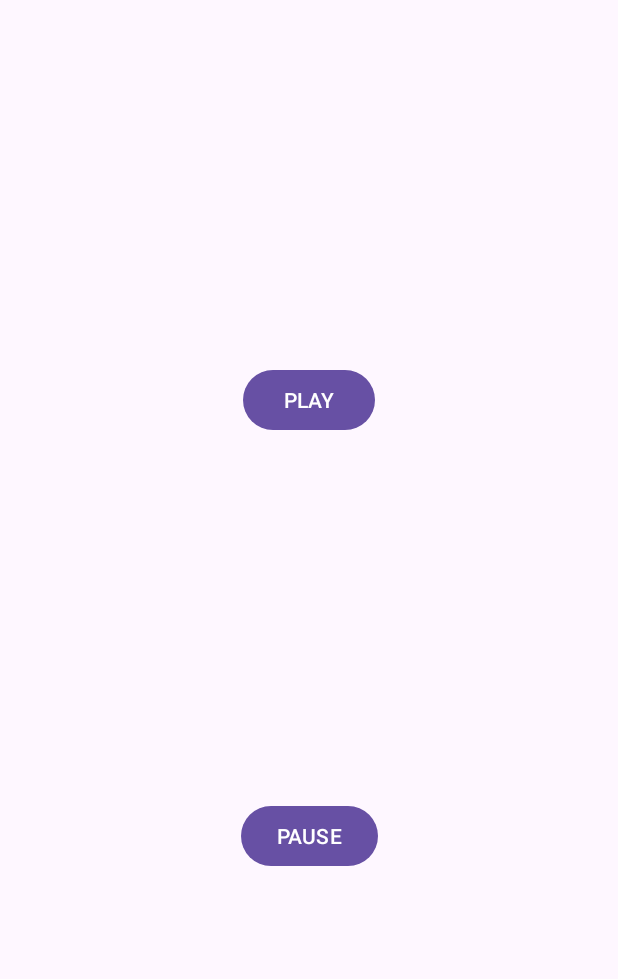
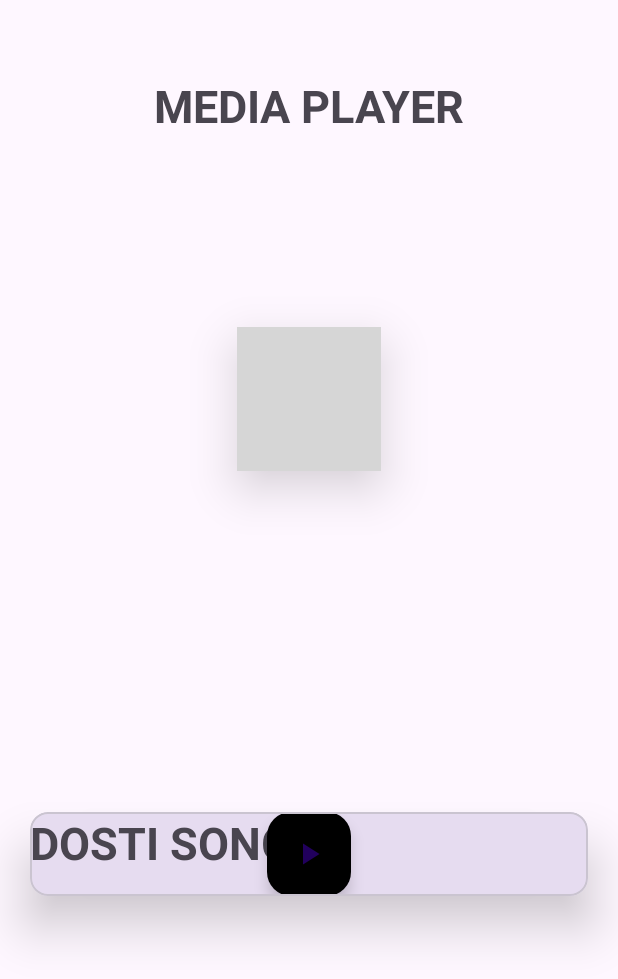
Before and after one commit to AdesharaBrijesh/MAD_Practical-6_21012021001, an Android app: the screen it shows after launch (MainActivity), on a phone screen of 412 x 824 dp. Shown: the top 979 px of the screen. Run offline under Robolectric (Android 15) with nearby library versions, the phone set to English and light mode, and no system bars; 4 statements that could not run were skipped; grey boxes are pictures that could not be loaded.

Commit message:
initial comit

```diff
--- /dev/null
+++ b/app/src/main/res/drawable/baseline_play_arrow_24.xml
@@ -0,0 +1,5 @@
+<vector android:height="24dp" android:tint="#000000"
+    android:viewportHeight="24" android:viewportWidth="24"
+    android:width="24dp" xmlns:android="http://schemas.android.com/apk/res/android">
+    <path android:fillColor="@android:color/white" android:pathData="M8,5v14l11,-7z"/>
+</vector>
--- a/app/src/main/res/layout/activity_main.xml
+++ b/app/src/main/res/layout/activity_main.xml
@@ -6,26 +6,74 @@
     android:layout_height="match_parent"
     tools:context=".MainActivity">
 
-
-    <Button
-        android:id="@+id/playbtn"
+    <TextView
+        android:id="@+id/header_title"
         android:layout_width="wrap_content"
         android:layout_height="wrap_content"
-        android:text="PLAY"
-        app:layout_constraintBottom_toTopOf="@+id/stopbtn"
+        android:text="MEDIA PLAYER"
+        android:textSize="30sp"
+        android:textStyle="bold"
+        android:layout_marginTop="50dp"
         app:layout_constraintEnd_toEndOf="parent"
-        app:layout_constraintHorizontal_bias="0.5"
         app:layout_constraintStart_toStartOf="parent"
-        app:layout_constraintTop_toTopOf="parent" />
+        app:layout_constraintTop_toTopOf="parent"></TextView>
 
-    <Button
-        android:id="@+id/stopbtn"
+    <com.google.android.material.card.MaterialCardView
+        android:id="@+id/materialCardView"
         android:layout_width="wrap_content"
         android:layout_height="wrap_content"
-        android:text="PAUSE"
+        android:layout_marginHorizontal="20dp"
+        android:layout_marginTop="127dp"
+        android:padding="20dp"
+        app:cardElevation="20dp"
+        app:layout_constraintEnd_toEndOf="parent"
+        app:layout_constraintStart_toStartOf="parent"
+        app:layout_constraintTop_toBottomOf="@+id/header_title">
+
+        <ImageView
+            android:id="@+id/imageView"
+            android:layout_width="match_parent"
+            android:layout_height="match_parent"
+            app:layout_constraintEnd_toEndOf="parent"
+            app:layout_constraintHorizontal_bias="0.0"
+            app:layout_constraintStart_toStartOf="parent"
+            app:layout_constraintTop_toTopOf="parent"
+            app:srcCompat="@drawable/media" />
+
+    </com.google.android.material.card.MaterialCardView>
+
+    <com.google.android.material.card.MaterialCardView
+        android:id="@+id/materialCardView2"
+        android:layout_width="match_parent"
+        android:layout_height="wrap_content"
+        android:layout_marginHorizontal="20dp"
+        android:padding="20dp"
+        app:cardElevation="20dp"
         app:layout_constraintBottom_toBottomOf="parent"
         app:layout_constraintEnd_toEndOf="parent"
-        app:layout_constraintHorizontal_bias="0.5"
         app:layout_constraintStart_toStartOf="parent"
-        app:layout_constraintTop_toBottomOf="@+id/playbtn" />
+        app:layout_constraintTop_toBottomOf="@+id/materialCardView">
+
+        <TextView
+            android:id="@+id/Music_title"
+            android:layout_width="match_parent"
+            android:layout_height="wrap_content"
+            android:text="DOSTI SONG"
+            android:textSize="30sp"
+            android:textStyle="bold"
+            app:layout_constraintEnd_toEndOf="parent"
+            app:layout_constraintStart_toStartOf="parent"></TextView>
+
+        <com.google.android.material.floatingactionbutton.FloatingActionButton
+            android:id="@+id/playbtn"
+            android:layout_width="wrap_content"
+            android:layout_height="wrap_content"
+            app:fabSize="normal"
+            android:layout_gravity="center"
+            android:backgroundTint="@color/black"
+            app:borderWidth="0dp"
+            android:tint="@color/white"
+            app:srcCompat = "@drawable/baseline_play_arrow_24"
+            android:elevation="50dp"/>
+    </com.google.android.material.card.MaterialCardView>
 </androidx.constraintlayout.widget.ConstraintLayout>
```
